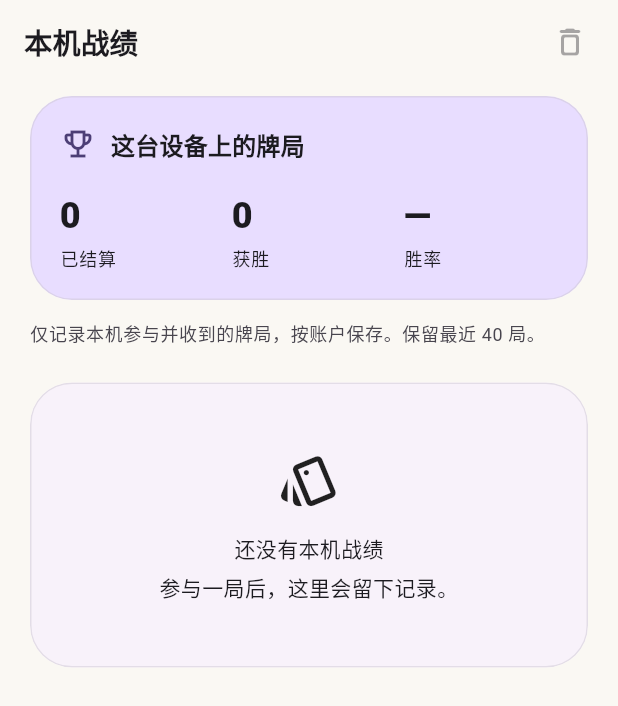
After one commit to Leonmmcoset/unour-app, a Flutter app: the HistoryPage screen opened by its route, on a phone screen of 412 x 824 dp. The commit adds this screen. Shown: the top 706 px of the screen. Run offline on Flutter 3.47's test engine with Material 3 defaults, Android fonts, the phone set to English and light mode, and no system bars; our stand-ins replace audioplayers, dio, flutter_riverpod, flutter_secure_storage, go_router, image_picker and 1 more; accounts and stored records are empty; network calls fail.

Commit message:
feat: save account-scoped local match results

```diff
--- /dev/null
+++ b/lib/core/match_history.dart
@@ -0,0 +1,441 @@
+import 'dart:async';
+import 'dart:convert';
+
+import 'package:flutter/foundation.dart';
+import 'package:shared_preferences/shared_preferences.dart';
+
+import 'models.dart';
+
+/// A deliberately small public view. Never persist a room response, hand,
+/// profile, session, legal action, or authentication data in match history.
+class RecordedPlayer {
+  final String id, name;
+  final int count, declared, penalized;
+  final bool eliminated, departed;
+
+  const RecordedPlayer({
+    required this.id,
+    required this.name,
+    required this.count,
+    this.declared = 0,
+    this.penalized = 0,
+    this.eliminated = false,
+    this.departed = false,
+  });
+
+  factory RecordedPlayer.fromJson(Json json) => RecordedPlayer(
+    id: '${json['id'] ?? ''}',
+    name: '${json['name'] ?? '玩家'}',
+    count: integer(json['count']),
+    declared: integer(json['declared']),
+    penalized: integer(json['penalized']),
+    eliminated: json['eliminated'] == true,
+    departed: json['departed'] == true,
+  );
+
+  Json toJson() => {
+    'id': id,
+    'name': name,
+    'count': count,
+    if (declared > 0) 'declared': declared,
+    if (penalized > 0) 'penalized': penalized,
+    if (eliminated) 'eliminated': true,
+    if (departed) 'departed': true,
+  };
+}
+
+class MatchFrame {
+  final DateTime at;
+  final int version, direction, pendingDraw;
+  final String phase, turn, winner, activeColor;
+  final UnoCard? topCard;
+  final List<RecordedPlayer> players;
+  final bool gapBefore;
+
+  const MatchFrame({
+    required this.at,
+    required this.version,
+    required this.phase,
+    required this.turn,
+    required this.winner,
+    required this.activeColor,
+    required this.direction,
+    required this.pendingDraw,
+    required this.players,
+    this.topCard,
+    this.gapBefore = false,
+  });
+
+  factory MatchFrame.fromRoom(Room room, DateTime at, {bool gap = false}) =>
+      MatchFrame(
+        at: at,
+        version: room.version,
+        phase: room.phase,
+        turn: room.turn,
+        winner: '${room.state['winner'] ?? ''}',
+        activeColor: room.activeColor,
+        direction: integer(room.state['direction'], 1),
+        pendingDraw: integer(room.state['pending_draw']),
+        topCard: room.topCard,
+        gapBefore: gap,
+        players: [
+          for (final p in room.players)
+            RecordedPlayer(
+              id: p.id,
+              name: String.fromCharCodes(p.name.runes.take(24)),
+              count: p.handCount,
+              declared: p.declared,
+              penalized: p.penalized,
+              eliminated: p.eliminated,
+              departed: room.departed.contains(p.id),
+            ),
+        ],
+      );
+
+  factory MatchFrame.fromJson(Json json) {
+    final time = DateTime.tryParse('${json['at']}');
+    if (time == null || !['playing', 'finished'].contains(json['phase'])) {
+      throw const FormatException('Invalid match observation');
+    }
+    return MatchFrame(
+      at: time,
+      version: integer(json['version']),
+      phase: '${json['phase']}',
+      turn: '${json['turn'] ?? ''}',
+      winner: '${json['winner'] ?? ''}',
+      activeColor: '${json['color'] ?? 'wild'}',
+      direction: integer(json['direction'], 1),
+      pendingDraw: integer(json['pending']),
+      topCard: json['card'] is Map
+          ? UnoCard.fromJson(object(json['card']))
+          : null,
+      players: objects(json['players']).map(RecordedPlayer.fromJson).toList(),
+      gapBefore: json['gap'] == true,
+    );
+  }
+
+  RecordedPlayer? player(String id) =>
+      players.where((p) => p.id == id).firstOrNull;
+  String playerName(String id) => player(id)?.name ?? '玩家';
+
+  Json toJson() => {
+    'at': at.toUtc().toIso8601String(),
+    'version': version,
+    'phase': phase,
+    'turn': turn,
+    'winner': winner,
+    'color': activeColor,
+    'direction': direction,
+    'pending': pendingDraw,
+    if (topCard case final card?)
+      'card': {
+        'id': card.id,
+        'color': card.color,
+        'kind': card.kind,
+        'number': card.number,
+      },
+    'players': players.map((p) => p.toJson()).toList(),
+    if (gapBefore) 'gap': true,
+  };
+
+  String get signature => jsonEncode(
+    toJson()
+      ..remove('at')
+      ..remove('gap'),
+  );
+
+  MatchFrame withGap() => MatchFrame(
+    at: at,
+    version: version,
+    phase: phase,
+    turn: turn,
+    winner: winner,
+    activeColor: activeColor,
+    direction: direction,
+    pendingDraw: pendingDraw,
+    players: players,
+    topCard: topCard,
+    gapBefore: true,
+  );
+}
+
+class MatchRecord {
+  final String id, roomId, myId;
+  final int round;
+  final DateTime startedAt;
+  final bool hasBots;
+  final List<MatchFrame> _frames;
+  DateTime? endedAt;
+  int omittedFrames, peakPendingDraw, lowestHandCount, observedUno;
+
+  MatchRecord({
+    required this.id,
+    required this.roomId,
+    required this.myId,
+    required this.round,
+    required this.startedAt,
+    required this.hasBots,
+    required List<MatchFrame> frames,
+    this.endedAt,
+    this.omittedFrames = 0,
+    this.peakPendingDraw = 0,
+    required this.lowestHandCount,
+    this.observedUno = 0,
+  }) : _frames = frames;
+
+  factory MatchRecord.fromJson(Json json) {
+    final frames = objects(json['frames']).map(MatchFrame.fromJson).toList();
+    final start = DateTime.tryParse('${json['started']}');
+    if (frames.isEmpty || start == null || '${json['id'] ?? ''}'.isEmpty) {
+      throw const FormatException('Invalid match record');
+    }
+    return MatchRecord(
+      id: '${json['id']}',
+      roomId: '${json['room'] ?? ''}',
+      myId: '${json['me'] ?? ''}',
+      round: integer(json['round'], 1),
+      startedAt: start,
+      hasBots: json['bots'] == true,
+      frames: frames,
+      endedAt: DateTime.tryParse('${json['ended']}'),
+      omittedFrames: integer(json['omitted']),
+      peakPendingDraw: integer(json['peak_pending']),
+      lowestHandCount: integer(json['lowest_hand']),
+      observedUno: integer(json['uno']),
+    );
+  }
+
+  List<MatchFrame> get frames => List.unmodifiable(_frames);
+  MatchFrame get latest => _frames.last;
+  bool get finished => endedAt != null && latest.phase == 'finished';
+  bool get won => finished && latest.winner == myId;
+  String get resultLabel => !finished
+      ? '未结算'
+      : won
+      ? '获胜'
+      : latest.winner.isEmpty
+      ? '无胜者'
+      : '未获胜';
+
+  Json toJson() => {
+    'id': id,
+    'room': roomId,
+    'me': myId,
+    'round': round,
+    'started': startedAt.toUtc().toIso8601String(),
+    if (endedAt != null) 'ended': endedAt!.toUtc().toIso8601String(),
+    'bots': hasBots,
+    'omitted': omittedFrames,
+    'peak_pending': peakPendingDraw,
+    'lowest_hand': lowestHandCount,
+    'uno': observedUno,
+    'frames': _frames.map((f) => f.toJson()).toList(),
+  };
+}
+
+/// Results are authoritative; observations are explicitly incomplete. No game
+/// rules or inferred moves are used to determine winners, draws, or penalties.
+class MatchHistory extends ChangeNotifier {
+  static const maxRecords = 40, maxFrames = 96;
+  static const _maxBytes = 2 * 1024 * 1024;
+  final SharedPreferences store;
+  final DateTime Function() now;
+  final List<MatchRecord> _records = [];
+  final Set<String> _interrupted = {}, _ignored = {};
+  String? _accountId;
+  String? storageError;
+  Timer? _saveTimer;
+  Future<void> _writes = Future.value();
+  bool _disposed = false;
+
+  MatchHistory(this.store, {DateTime Function()? now})
+    : now = now ?? DateTime.now;
+
+  static String storageKey(String id) =>
+      'unour.match_history.v1.${Uri.encodeComponent(id)}';
+  static String identity(Room room) => base64Url
+      .encode(
+        utf8.encode(
+          jsonEncode([room.id, room.raw['created_at'], room.round, room.you]),
+        ),
+      )
+      .replaceAll('=', '');
+
+  List<MatchRecord> get records => List.unmodifiable(_records);
+  int get completed => _records.where((r) => r.finished).length;
+  int get wins => _records.where((r) => r.won).length;
+  int get unsettled => _records.where((r) => !r.finished).length;
+  int? get winRate => completed == 0 ? null : (100 * wins / completed).round();
+  MatchRecord? find(String id) => _records.where((r) => r.id == id).firstOrNull;
+  MatchRecord? forRoom(Room room) => find(identity(room));
+
+  void selectAccount(String? id) {
+    if (_accountId == id) return;
+    unawaited(flush());
+    _accountId = id;
+    _records.clear();
+    _interrupted.clear();
+    _ignored.clear();
+    storageError = null;
+    if (id != null) {
+      final saved = store.getString(storageKey(id));
+      if (saved != null) {
+        try {
+          final data = object(jsonDecode(saved));
+          if (data['schema'] != 1 || data['records'] is! List) {
+            throw const FormatException('Unknown history schema');
+          }
+          for (final row in objects(data['records'])) {
+            try {
+              final record = MatchRecord.fromJson(row);
+              if (find(record.id) == null) _records.add(record);
+            } on Object {
+              storageError = '部分本机记录无法读取，其余记录仍可查看';
+            }
+          }
+          _ignored.addAll(
+            (data['ignored'] as List? ?? []).whereType<String>().take(100),
+          );
+          if (_records.length > maxRecords) {
+            _records.removeRange(maxRecords, _records.length);
+          }
+          _interrupted.addAll(
+            _records.where((r) => !r.finished).map((r) => r.id),
+          );
+        } on Object {
+          storageError = '无法读取本机记录，新对局仍可继续记录';
+        }
+      }
+    }
+    _notify();
+  }
+
+  void observe(Room room, RoomSession? session) {
+    if (_accountId == null ||
+        session?.id != room.id ||
+        session?.playerId != room.you ||
+        room.me == null ||
+        room.isSpectator ||
+        !['playing', 'finished'].contains(room.phase)) {
+      return;
+    }
+    final id = identity(room);
+    if (_ignored.contains(id)) return;
+    var record = find(id);
+    // Opening an old result or spectating never manufactures a played match.
+    if (record == null && room.phase != 'playing') return;
+    final at = now();
+    final frame = MatchFrame.fromRoom(room, at);
+    if (record == null) {
+      record = MatchRecord(
+        id: id,
+        roomId: room.id,
+        myId: room.you,
+        round: room.round,
+        startedAt: at,
+        hasBots: object(room.raw['bots']).isNotEmpty,
+        frames: [frame],
+        lowestHandCount: room.me!.handCount,
+        peakPendingDraw: frame.pendingDraw,
+      );
+      _records.insert(0, record);
+    } else {
+      final previous = record.latest;
+      if (record.finished || frame.version < previous.version) return;
+      if (frame.signature == previous.signature) {
+        _interrupted.remove(id);
+        return;
+      }
+      final gap =
+          _interrupted.remove(id) || frame.version > previous.version + 1;
+      record._frames.add(gap ? frame.withGap() : frame);
+      final declared = frame.player(record.myId)?.declared ?? 0;
+      if (declared > (previous.player(record.myId)?.declared ?? 0)) {
+        // A window ID is an identifier, not a count of declarations.
+        record.observedUno++;
+      }
+      record.peakPendingDraw = frame.pendingDraw > record.peakPendingDraw
+          ? frame.pendingDraw
+          : record.peakPendingDraw;
+      final count = frame.player(record.myId)!.count;
+      if (count < record.lowestHandCount) record.lowestHandCount = count;
+      if (frame.phase == 'finished') record.endedAt = at;
+      if (record._frames.length > maxFrames) {
+        record._frames.removeAt(1);
+        record._frames[1] = record._frames[1].withGap();
+        record.omittedFrames++;
+      }
+      _records.remove(record);
+      _records.insert(0, record);
+    }
+    if (_records.length > maxRecords) {
+      _records.removeRange(maxRecords, _records.length);
+    }
+    _notify();
+    _saveTimer?.cancel();
+    if (record.finished) {
+      unawaited(flush());
+    } else {
+      _saveTimer = Timer(const Duration(milliseconds: 700), () {
+        unawaited(flush());
+      });
+    }
+  }
+
+  void interrupt() {
+    _interrupted.addAll(_records.where((r) => !r.finished).map((r) => r.id));
+    unawaited(flush());
+  }
+
+  Future<void> clear() {
+    _ignored.addAll(_records.where((r) => !r.finished).map((r) => r.id));
+    if (_ignored.length > 100) {
+      _ignored.removeAll(_ignored.take(_ignored.length - 100).toList());
+    }
+    _records.clear();
+    _interrupted.clear();
+    storageError = null;
+    _notify();
+    return flush();
+  }
+
+  Future<void> flush() {
+    _saveTimer?.cancel();
+    final account = _accountId;
+    if (account == null) return _writes;
+    String encode() => jsonEncode({
+      'schema': 1,
+      'records': _records.map((r) => r.toJson()).toList(),
+      'ignored': _ignored.toList(),
+    });
+    var payload = encode();
+    while (_records.length > 1 && utf8.encode(payload).length > _maxBytes) {
+      _records.removeLast();
+      payload = encode();
+    }
+    _writes = _writes.then((_) async {
+      try {
+        if (!await store.setString(storageKey(account), payload)) {
+          throw StateError('History write failed');
+        }
+      } on Object {
+        if (_accountId == account && !_disposed) {
+          storageError = '本机记录暂未保存，稍后可重试';
+          _notify();
+        }
+      }
+    });
+    return _writes;
+  }
+
+  void _notify() {
+    if (!_disposed) notifyListeners();
+  }
+
+  @override
+  void dispose() {
+    _disposed = true;
+    unawaited(flush());
+    super.dispose();
+  }
+}
--- /dev/null
+++ b/lib/features/history.dart
@@ -0,0 +1,221 @@
+import 'package:flutter/material.dart';
+import 'package:flutter_riverpod/flutter_riverpod.dart';
+
+import '../core/controller.dart';
+import '../core/match_history.dart';
+import '../game/design.dart';
+import '../game/motion.dart';
+
+String matchDate(DateTime date) {
+  final local = date.toLocal();
+  String pad(int value) => value.toString().padLeft(2, '0');
+  return '${local.year}/${pad(local.month)}/${pad(local.day)} ${pad(local.hour)}:${pad(local.minute)}';
+}
+
+class HistoryPage extends ConsumerWidget {
+  const HistoryPage({super.key});
+
+  @override
+  Widget build(BuildContext context, WidgetRef ref) {
+    final history = ref.watch(appProvider).history;
+    final theme = Theme.of(context), colors = theme.colorScheme;
+    return Scaffold(
+      appBar: AppBar(
+        title: const Text('本机战绩'),
+        actions: [
+          IconButton(
+            tooltip: '清空本机战绩',
+            onPressed: history.records.isEmpty
+                ? null
+                : () async {
+                    if (await confirm(
+                      context,
+                      '清空本机战绩？',
+                      '删除当前账户在这台设备上的战绩与回顾。正在记录的这局也会停止保存。',
+                    )) {
+                      await history.clear();
+                    }
+                  },
+            icon: const Icon(Icons.delete_outline_rounded),
+          ),
+          const SizedBox(width: 8),
+        ],
+      ),
+      body: SafeArea(
+        top: false,
+        child: Center(
+          child: ConstrainedBox(
+            constraints: const BoxConstraints(maxWidth: 620),
+            child: ListView(
+              padding: const EdgeInsets.fromLTRB(20, 8, 20, 28),
+              children: [
+                MotionEntrance(
+                  child: GamePanel(
+                    color: colors.primaryContainer,
+                    child: Column(
+                      crossAxisAlignment: CrossAxisAlignment.start,
+                      children: [
+                        Row(
+                          children: [
+                            Icon(
+                              Icons.emoji_events_outlined,
+                              color: colors.onPrimaryContainer,
+                            ),
+                            const SizedBox(width: 10),
+                            Text(
+                              '这台设备上的牌局',
+                              style: theme.textTheme.titleMedium,
+                            ),
+                          ],
+                        ),
+                        const SizedBox(height: 20),
+                        LayoutBuilder(
+                          builder: (context, constraints) => Wrap(
+                            spacing: 12,
+                            runSpacing: 16,
+                            children: [
+                              for (final (value, label) in [
+                                ('${history.completed}', '已结算'),
+                                ('${history.wins}', '获胜'),
+                                (
+                                  history.winRate == null
+                                      ? '—'
+                                      : '${history.winRate}%',
+                                  '胜率',
+                                ),
+                              ])
+                                SizedBox(
+                                  width: (constraints.maxWidth - 24) / 3,
+                                  child: Column(
+                                    crossAxisAlignment:
+                                        CrossAxisAlignment.start,
+                                    children: [
+                                      Text(
+                                        value,
+                                        style: theme.textTheme.headlineSmall,
+                                      ),
+                                      const SizedBox(height: 4),
+                                      Text(
+                                        label,
+                                        style: theme.textTheme.labelMedium,
+                                      ),
+                                    ],
+                                  ),
+                                ),
+                            ],
+                          ),
+                        ),
+                        if (history.unsettled > 0) ...[
+                          const SizedBox(height: 16),
+                          Text('${history.unsettled} 局未收到结算，不计入胜率'),
+                        ],
+                      ],
+                    ),
+                  ),
+                ),
+                const SizedBox(height: 14),
+                Text(
+                  '仅记录本机参与并收到的牌局，按账户保存。保留最近 ${MatchHistory.maxRecords} 局。',
+                  style: theme.textTheme.bodySmall?.copyWith(
+                    color: colors.onSurfaceVariant,
+                  ),
+                ),
+                if (history.storageError != null) ...[
+                  const SizedBox(height: 12),
+                  Text(
+                    history.storageError!,
+                    style: TextStyle(color: colors.error),
+                  ),
+                  TextButton.icon(
+                    onPressed: history.flush,
+                    icon: const Icon(Icons.refresh_rounded),
+                    label: const Text('重试保存'),
+                  ),
+                ],
+                const SizedBox(height: 24),
+                if (history.records.isEmpty)
+                  const GamePanel(
+                    child: Padding(
+                      padding: EdgeInsets.symmetric(vertical: 24),
+                      child: Column(
+                        children: [
+                          Icon(Icons.style_outlined, size: 42),
+                          SizedBox(height: 14),
+                          Text('还没有本机战绩'),
+                          SizedBox(height: 6),
+                          Text('参与一局后，这里会留下记录。', textAlign: TextAlign.center),
+                        ],
+                      ),
+                    ),
+                  ),
+                for (final record in history.records) ...[
+                  MatchResultTile(record: record),
+                  const SizedBox(height: 12),
+                ],
+              ],
+            ),
+          ),
+        ),
+      ),
+    );
+  }
+}
+
+class MatchResultTile extends StatelessWidget {
+  final MatchRecord record;
+  final VoidCallback? onTap;
+  const MatchResultTile({super.key, required this.record, this.onTap});
+
+  @override
+  Widget build(BuildContext context) {
+    final theme = Theme.of(context), colors = theme.colorScheme;
+    final accent = record.won ? cardColor('yellow') : colors.primary;
+    return GamePanel(
+      padding: EdgeInsets.zero,
+      child: ListTile(
+        contentPadding: const EdgeInsets.symmetric(
+          horizontal: 18,
+          vertical: 10,
+        ),
+        leading: CircleAvatar(
+          backgroundColor: accent.withValues(alpha: .14),
+          foregroundColor: record.won && theme.brightness == Brightness.light
+              ? const Color(0xff7d5600)
+              : accent,
+          child: Icon(
+            record.won ? Icons.emoji_events_rounded : Icons.style_rounded,
+          ),
+        ),
+        title: Wrap(
+          spacing: 10,
+          runSpacing: 4,
+          crossAxisAlignment: WrapCrossAlignment.center,
+          children: [
+            Text(record.resultLabel, style: theme.textTheme.titleMedium),
+            Text(
+              '${record.hasBots ? '含电脑' : '多人'} · 第 ${record.round} 局',
+              style: theme.textTheme.labelMedium?.copyWith(
+                color: colors.onSurfaceVariant,
+              ),
+            ),
+          ],
+        ),
+        subtitle: Padding(
+          padding: const EdgeInsets.only(top: 6),
+          child: Text(
+            [
+              '牌桌 ${record.roomId}',
+              matchDate(record.endedAt ?? record.startedAt),
+              if (record.finished && record.latest.winner.isNotEmpty)
+                '胜者：${record.latest.playerName(record.latest.winner)}',
+            ].join('\n'),
+          ),
+        ),
+        trailing: onTap == null
+            ? null
+            : const Icon(Icons.chevron_right_rounded),
+        onTap: onTap,
+      ),
+    );
+  }
+}
--- a/lib/features/home.dart
+++ b/lib/features/home.dart
@@ -187,6 +187,21 @@ class HomePage extends ConsumerWidget {
                     ),
                   ],
                 ),
+                const SizedBox(height: 14),
+                GamePanel(
+                  padding: EdgeInsets.zero,
+                  child: ListTile(
+                    leading: Icon(Icons.history_rounded, color: colors.primary),
+                    title: const Text('本机战绩'),
+                    subtitle: Text(
+                      app.history.completed == 0
+                          ? '查看这台设备上的牌局记录'
+                          : '${app.history.completed} 局已结算 · ${app.history.wins} 次获胜',
+                    ),
+                    trailing: const Icon(Icons.chevron_right_rounded),
+                    onTap: () => context.push('/history'),
+                  ),
+                ),
                 ErrorStrip(app.error, onDismiss: app.clearError),
                 if (app.recent.isNotEmpty) ...[
                   const SizedBox(height: 28),
--- a/lib/main.dart
+++ b/lib/main.dart
@@ -15,6 +15,7 @@ import 'core/live_table.dart';
 import 'core/preferences.dart';
 import 'features/account.dart';
 import 'features/home.dart';
+import 'features/history.dart';
 import 'features/settings.dart';
 import 'features/setup.dart';
 import 'game/design.dart';
@@ -83,6 +84,7 @@ class _UnourAppState extends ConsumerState<UnourApp>
         GoRoute(path: '/', builder: (_, state) => const HomePage()),
         GoRoute(path: '/account', builder: (_, state) => const AccountPage()),
         GoRoute(path: '/settings', builder: (_, state) => const SettingsPage()),
+        GoRoute(path: '/history', builder: (_, state) => const HistoryPage()),
         GoRoute(
           path: '/setup/:mode',
           builder: (_, state) => SetupPage(mode: state.pathParameters['mode']!),
```
Also changed, not shown: lib/core/controller.dart (+19 -1 lines), 3 other files.
